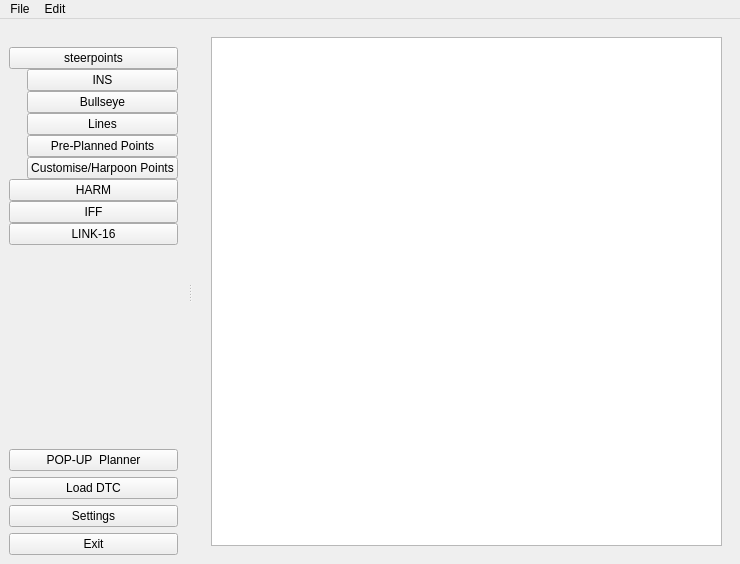
Qt form src/NeoDP.ui (scplo2753/NeoDP) before a commit.
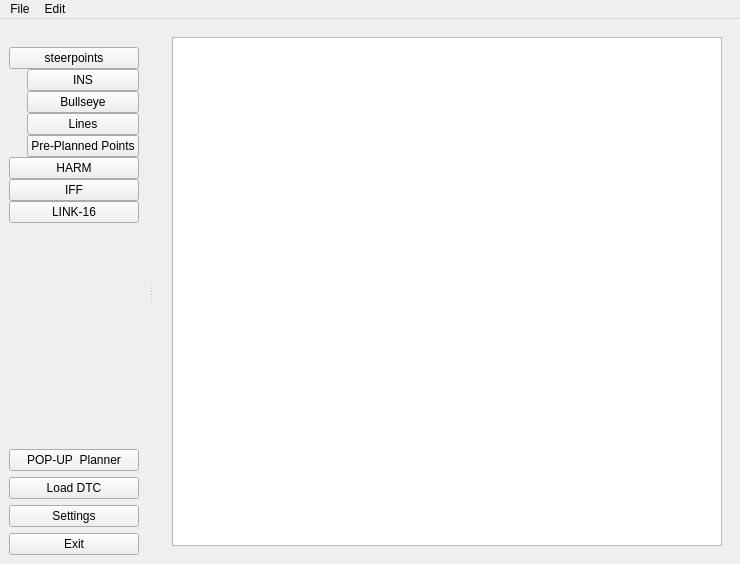
The same form after that commit.

Commit message: update DTC class and move settings file

```diff
--- a/src/NeoDP.ui
+++ b/src/NeoDP.ui
@@ -185,13 +185,6 @@
                 </property>
                </widget>
               </item>
-              <item>
-               <widget class="QPushButton" name="STPT_sub_Cus_pBut">
-                <property name="text">
-                 <string>Customise/Harpoon Points</string>
-                </property>
-               </widget>
-              </item>
              </layout>
             </item>
            </layout>
```
The commit also changes 6 other files.
